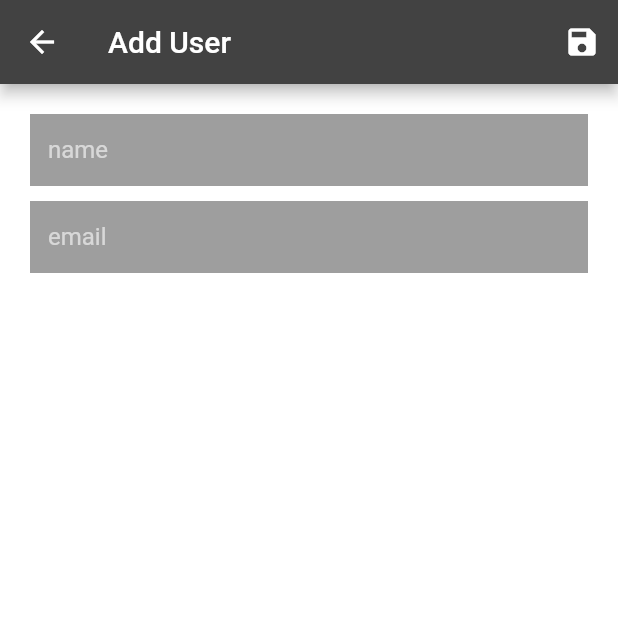
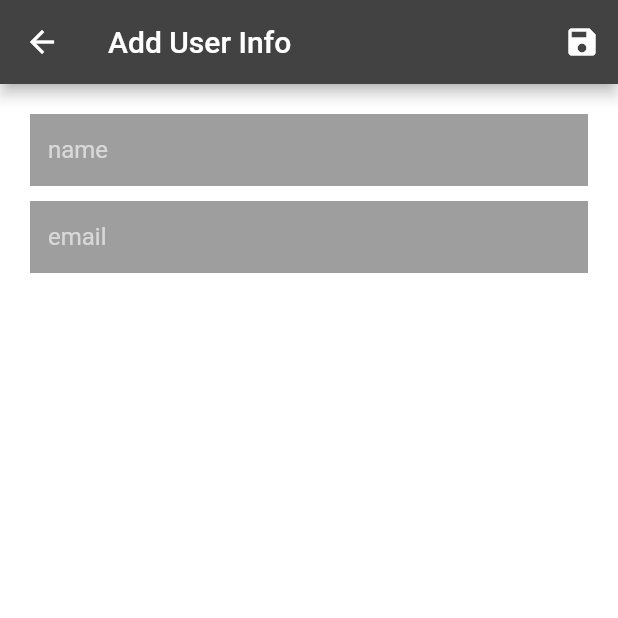
Before and after one commit to Suvarna45/flutter_mvvm, a Flutter app: the AddUserScreen screen opened directly, on a phone screen of 412 x 824 dp, the top half of it. Run offline on Flutter 3.47's test engine with Material 2 defaults, Android fonts, the phone set to English and light mode, and no system bars; accounts and stored records are empty; network calls fail.

Commit message:
title change

```diff
--- a/lib/user_list/views/add_user.dart
+++ b/lib/user_list/views/add_user.dart
@@ -11,7 +11,7 @@ class AddUserScreen extends StatelessWidget {
     return Scaffold(
       backgroundColor: Colors.white,
       appBar: AppBar(
-        title: Text('Add User'),
+        title: Text('Add User Info'),
         actions: [
           IconButton(
               onPressed: () async => {
```
